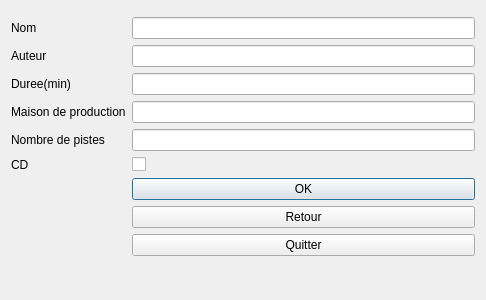
Above: fenetre_dvd.ui from sam19961/ProjetBiblioFinal before the change. Below: the same form after it.
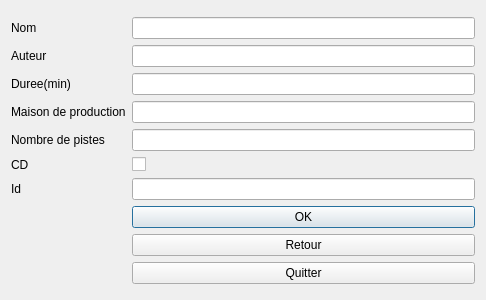
That is the form after the change.

Diff of the .ui file:
```diff
--- a/fenetre_dvd.ui
+++ b/fenetre_dvd.ui
@@ -74,21 +74,21 @@
      </property>
     </widget>
    </item>
-   <item row="9" column="1">
+   <item row="10" column="1">
     <widget class="QPushButton" name="ok">
      <property name="text">
       <string>OK</string>
      </property>
     </widget>
    </item>
-   <item row="10" column="1">
+   <item row="11" column="1">
     <widget class="QPushButton" name="retour">
      <property name="text">
       <string>Retour</string>
      </property>
     </widget>
    </item>
-   <item row="11" column="1">
+   <item row="12" column="1">
     <widget class="QPushButton" name="quitter">
      <property name="text">
       <string>Quitter</string>
@@ -102,6 +102,16 @@
      </property>
     </widget>
    </item>
+   <item row="9" column="1">
+    <widget class="QLineEdit" name="fid"/>
+   </item>
+   <item row="9" column="0">
+    <widget class="QLabel" name="label_7">
+     <property name="text">
+      <string>Id</string>
+     </property>
+    </widget>
+   </item>
   </layout>
  </widget>
  <tabstops>
```
